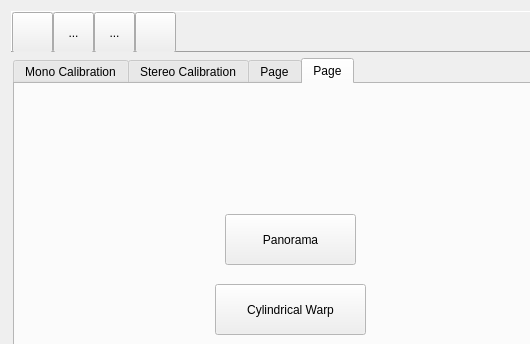
First picture: the form in Calibration/mainframe.ui, repository jjun-ho/2023-Capstone-Design, before the edit; both pictures show x 0 to 530 and y 0 to 344 of the 911 by 536 pixel window.
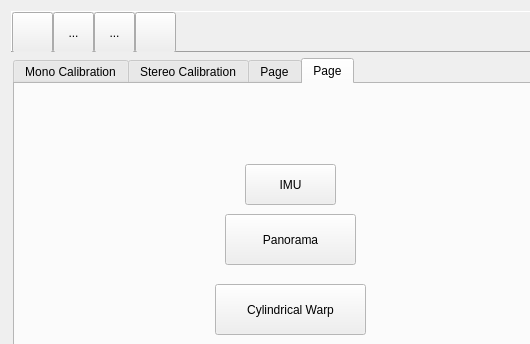
Second picture: the form after the edit. The open tabs and pages were chosen to show the change. Icons and pictures are not drawn.

Patch:
```diff
--- a/Calibration/mainframe.ui
+++ b/Calibration/mainframe.ui
@@ -1601,6 +1601,19 @@
           <string>Cylindrical Warp</string>
          </property>
         </widget>
+        <widget class="QPushButton" name="IMUButton">
+         <property name="geometry">
+          <rect>
+           <x>230</x>
+           <y>80</y>
+           <width>91</width>
+           <height>41</height>
+          </rect>
+         </property>
+         <property name="text">
+          <string>IMU</string>
+         </property>
+        </widget>
        </widget>
       </widget>
      </item>
```
Left out of the diff: 2 changed lines with no effect on the pictures.
